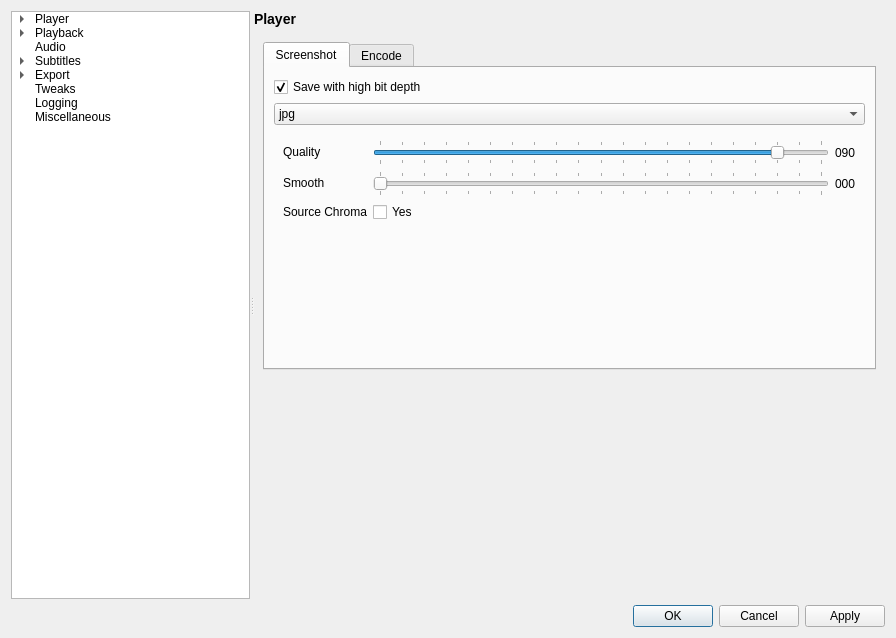
First picture: the form in src/settingswindow.ui, repository mpc-qt/mpc-qt, before the edit.
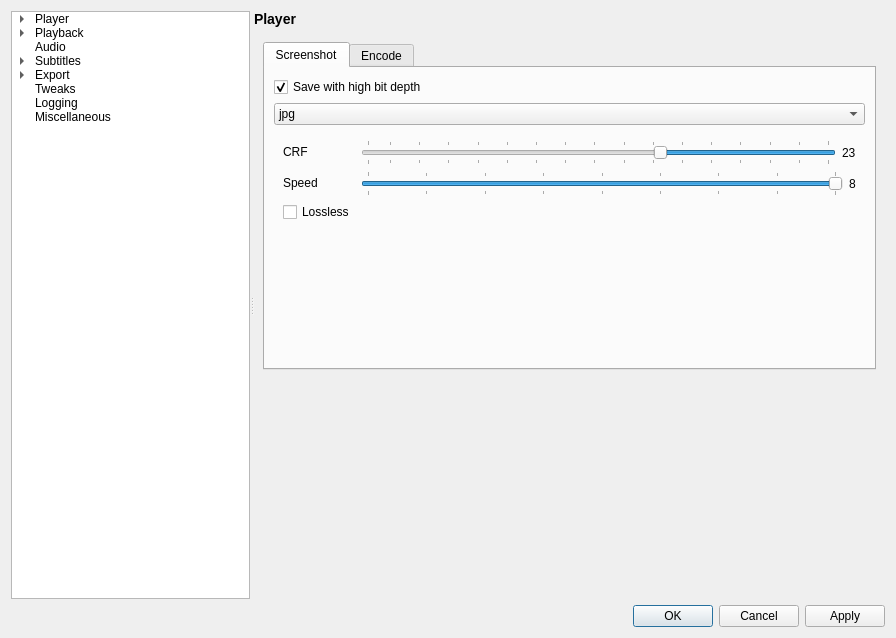
Second picture: the form after the edit. The open tabs and pages were chosen to show the change.

Commit message:
settingswindow: Add support for AVIF screenshots
With 10-bit videos, AVIF is much closer to the original than JPEG and PNG.
It's also smaller than JPEG with the CRF 23 "visually lossless" setting,
and than PNG in the actually lossless setting.

mpv also supports JPEG-XL, which seems better than AVIF for screenshots,
but its support is very limited.
WebP doesn't seem very useful compared to JPEG or AVIF.

The edit to the form file:
```diff
--- a/src/settingswindow.ui
+++ b/src/settingswindow.ui
@@ -7447,6 +7447,103 @@
                    </item>
                   </layout>
                  </widget>
+                 <widget class="QWidget" name="avifPage">
+                  <layout class="QFormLayout" name="avifPageLayout">
+                   <item row="0" column="1">
+                    <layout class="QHBoxLayout" name="avifCrfLayout">
+                     <item>
+                      <widget class="QSlider" name="avifCrf">
+                       <property name="cursor">
+                        <cursorShape>PointingHandCursor</cursorShape>
+                       </property>
+                       <property name="minimum">
+                        <number>0</number>
+                       </property>
+                       <property name="maximum">
+                        <number>63</number>
+                       </property>
+                       <property name="value">
+                        <number>23</number>
+                       </property>
+                       <property name="orientation">
+                        <enum>Qt::Orientation::Horizontal</enum>
+                       </property>
+                       <property name="invertedAppearance">
+                        <bool>true</bool>
+                       </property>
+                       <property name="tickPosition">
+                        <enum>QSlider::TickPosition::TicksBothSides</enum>
+                       </property>
+                       <property name="tickInterval">
+                        <number>4</number>
+                       </property>
+                      </widget>
+                     </item>
+                     <item>
+                      <widget class="QLabel" name="avifCrfValue">
+                       <property name="text">
+                        <string notr="true">23</string>
+                       </property>
+                      </widget>
+                     </item>
+                    </layout>
+                   </item>
+                   <item row="1" column="1">
+                    <layout class="QHBoxLayout" name="avifSpeedLayout">
+                     <item>
+                      <widget class="QSlider" name="avifSpeed">
+                       <property name="cursor">
+                        <cursorShape>PointingHandCursor</cursorShape>
+                       </property>
+                       <property name="maximum">
+                        <number>8</number>
+                       </property>
+                       <property name="value">
+                        <number>8</number>
+                       </property>
+                       <property name="orientation">
+                        <enum>Qt::Orientation::Horizontal</enum>
+                       </property>
+                       <property name="tickPosition">
+                        <enum>QSlider::TickPosition::TicksBothSides</enum>
+                       </property>
+                       <property name="tickInterval">
+                        <number>1</number>
+                       </property>
+                      </widget>
+                     </item>
+                     <item>
+                      <widget class="QLabel" name="avifSpeedValue">
+                       <property name="text">
+                        <string notr="true">8</string>
+                       </property>
+                      </widget>
+                     </item>
+                    </layout>
+                   </item>
+                   <item row="0" column="0">
+                    <widget class="QLabel" name="avifCrfLabel">
+                     <property name="text">
+                      <string>CRF</string>
+                     </property>
+                    </widget>
+                   </item>
+                   <item row="1" column="0">
+                    <widget class="QLabel" name="avifSpeedLabel">
+                     <property name="text">
+                      <string>Speed</string>
+                     </property>
+                    </widget>
+                   </item>
+                   <item row="2" column="0">
+                    <widget class="QCheckBox" name="avifLossless">
+                     <property name="text">
+                      <string>Lossless</string>
+                     </property>
+                    </widget>
+                   </item>
+                  </layout>
+                 </widget>
                 </widget>
                </item>
               </layout>
```
Left out of the diff: 5 changed lines with no effect on the pictures. The commit also changes 19 other files.
